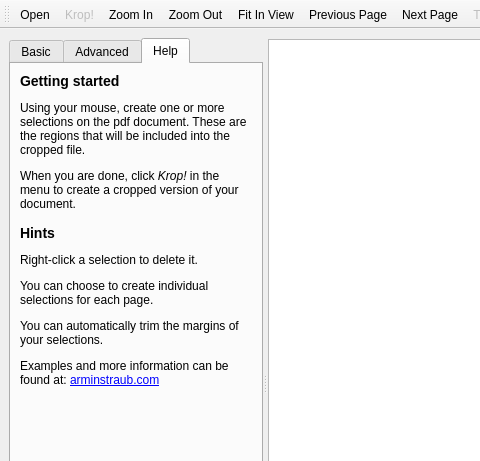
arminstraub/krop, file krop/mainwindow.ui: the form before one commit; both pictures show x 0 to 480 and y 0 to 461 of the 949 by 736 pixel window.
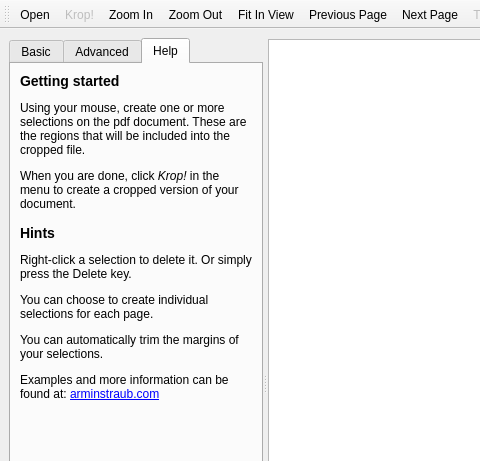
The form after the commit. The open tabs and pages were chosen to show the change.

What changed in the file:
```diff
--- a/krop/mainwindow.ui
+++ b/krop/mainwindow.ui
@@ -440,7 +440,7 @@
 &lt;p&gt;Using your mouse, create one or more selections on the pdf document. These are the regions that will be included into the cropped file.&lt;/p&gt;
 &lt;p&gt;When you are done, click &lt;i&gt;Krop!&lt;/i&gt; in the menu to create a cropped version of your document.&lt;/p&gt;
 &lt;h3&gt;Hints&lt;/h3&gt;
-&lt;p&gt;Right-click a selection to delete it.&lt;/p&gt;
+&lt;p&gt;Right-click a selection to delete it. Or simply press the Delete key.&lt;/p&gt;
 &lt;p&gt;You can choose to create individual selections for each page.&lt;/p&gt;
 &lt;p&gt;You can automatically trim the margins of your selections.&lt;/p&gt;
 &lt;p&gt;Examples and more information can be found at: &lt;a href='http://arminstraub.com/software/krop'&gt;arminstraub.com&lt;/a&gt;&lt;/p&gt;
```
Left out of the diff: 16 changed lines with no effect on the pictures.
